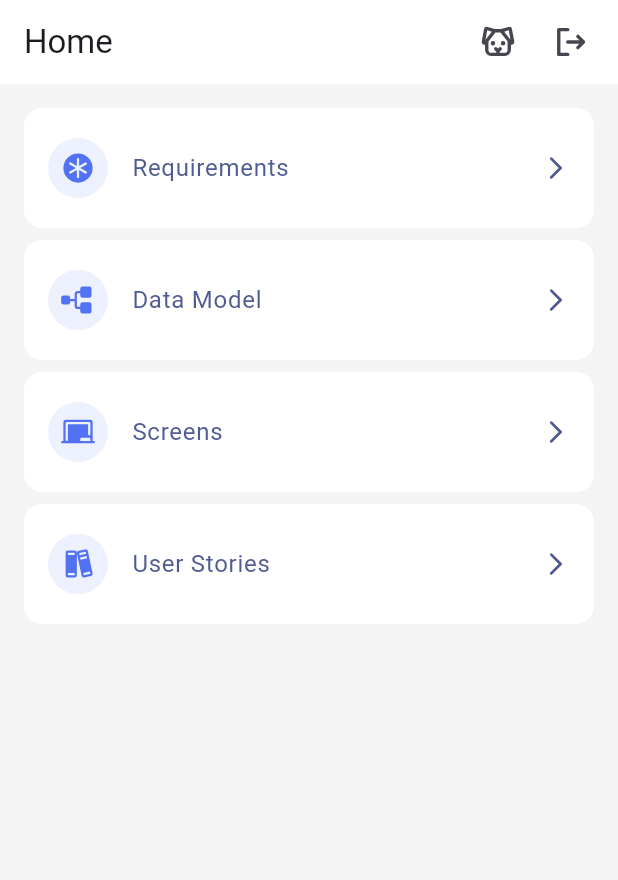
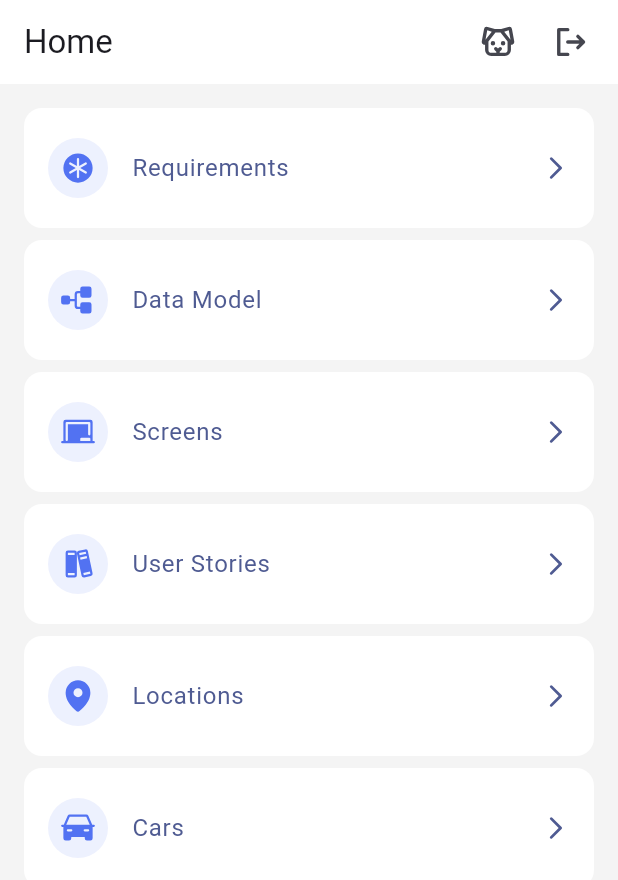
Before and after one commit to joelmagoun/AppRM, a Flutter app: the HomePage screen opened by its route, on a phone screen of 412 x 824 dp. Shown: the top 880 px of the screen. Run offline on Flutter 3.47's test engine with Material 3 defaults, Android fonts, the phone set to English and light mode, and no system bars; our stand-ins replace built_collection, built_value, easy_debounce, flutter_easyloading, flutter_riverpod, go_router and 6 more; missing offline and left inert: cached_query_flutter, flutter_appauth, pkce, powersync, powersync_attachments_helper, pull_down_button and 1 more; accounts and stored records are empty; statements that could not run were skipped.

Commit message:
v.1.1.0.4 - adding more models

```diff
--- a/apps/apprm/lib/features/home/pages/home_page.dart
+++ b/apps/apprm/lib/features/home/pages/home_page.dart
@@ -30,6 +30,16 @@ class _HomePageState extends State<HomePage> {
       icon: PhosphorIconsFill.books,
       title: 'User Stories',
       route: '/internal/stories'
+    ),
+    (
+      icon: PhosphorIconsFill.mapPin,
+      title: 'Locations',
+      route: '/internal/locations'
+    ),
+    (
+      icon: PhosphorIconsFill.car,
+      title: 'Cars',
+      route: '/internal/cars'
     )
   ];
 
--- a/apps/apprm/lib/features/object/widgets/generic_item_card.dart
+++ b/apps/apprm/lib/features/object/widgets/generic_item_card.dart
@@ -13,7 +13,6 @@ class GenericItemCard extends ConsumerWidget {
   @override
   Widget build(BuildContext context, WidgetRef ref) {
     return ListTile(
-      onTap: () {},
       shape: RoundedRectangleBorder(
         borderRadius: BorderRadius.circular(12),
       ),
--- a/apps/apprm/pubspec.yaml
+++ b/apps/apprm/pubspec.yaml
@@ -1,7 +1,7 @@
 name: apprm
 description: "A new Flutter project."
 publish_to: "none"
-version: 1.1.0+4
+version: 1.1.0+5
 
 environment:
   sdk: ^3.5.0
```
Also changed, not shown: 1 other file.
